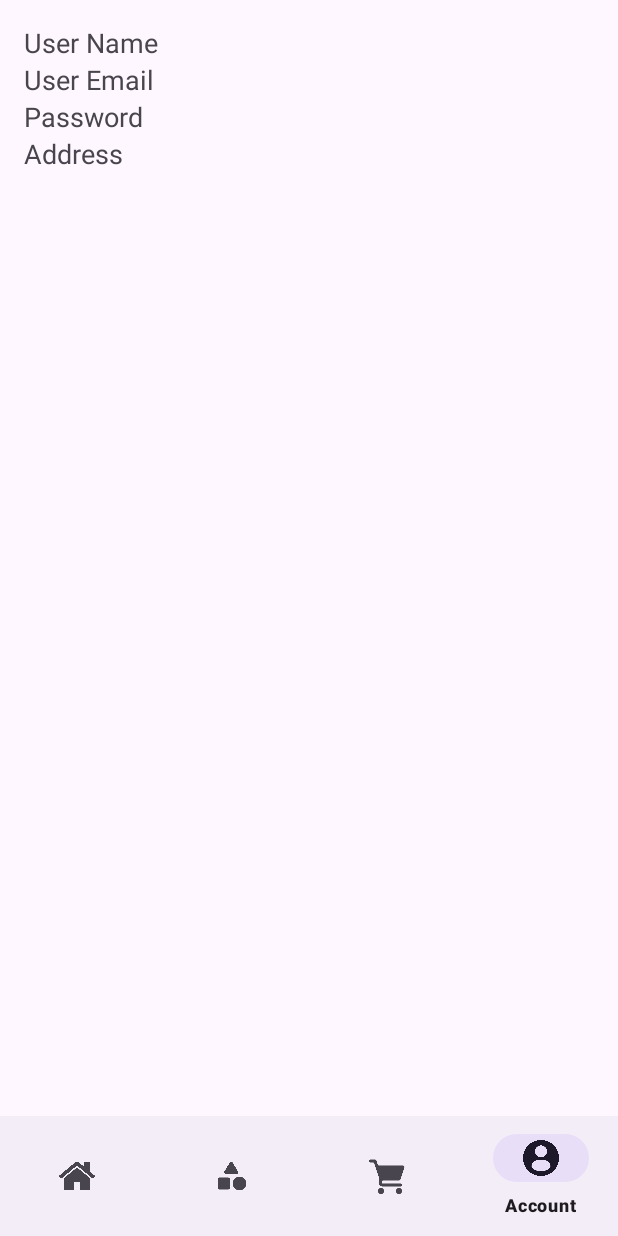
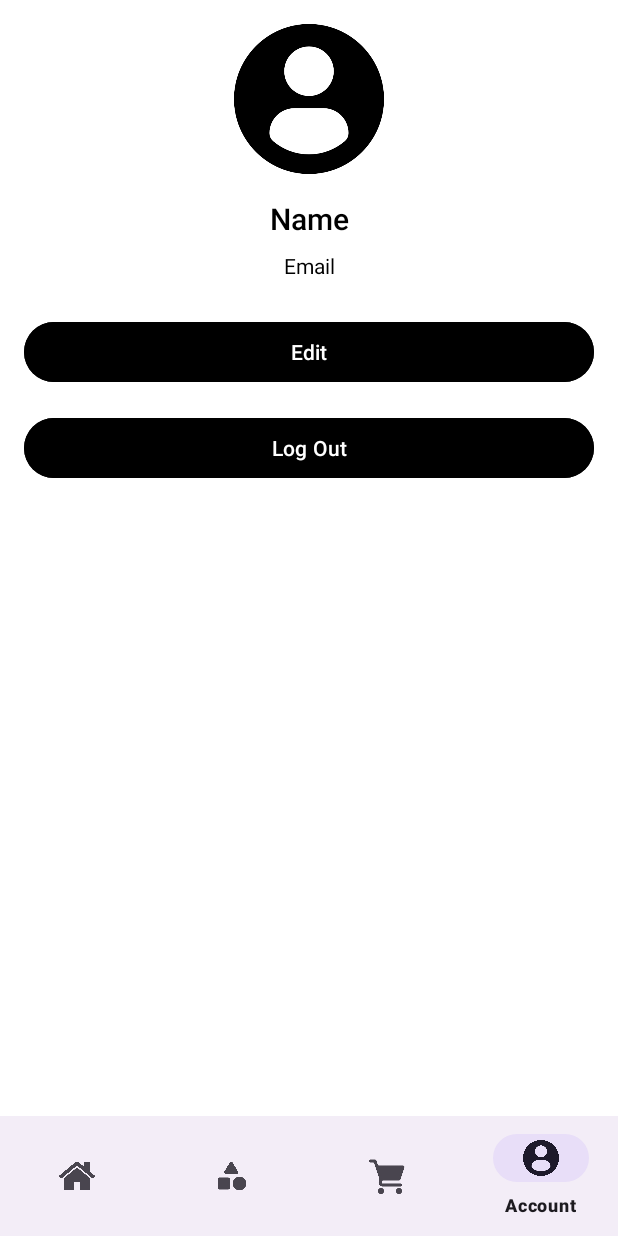
Before and after one commit to fakerteamxyz/Buku-pedia, an Android app: the screen it shows after launch (MainActivity), item 4 of the bottom bar chosen, on a phone screen of 412 x 824 dp. Run offline under Robolectric (Android 15) with nearby library versions, the phone set to English and light mode, and no system bars; our stand-ins replace Firebase (no records; nobody signed in at launch, a user with empty details on screens opened directly); pictures from the network do not load.

Commit message:
Update AccountFragment.kt dan fragment_account.xml

```diff
--- a/app/src/main/java/com/fakhri/buku_pedia/AccountFragment.kt
+++ b/app/src/main/java/com/fakhri/buku_pedia/AccountFragment.kt
@@ -1,34 +1,59 @@
 package com.fakhri.buku_pedia
 
 import android.os.Bundle
-import androidx.fragment.app.Fragment
 import android.view.LayoutInflater
 import android.view.View
 import android.view.ViewGroup
+import android.widget.Button
+import android.widget.ImageView
 import android.widget.TextView
+import android.widget.Toast
+import androidx.fragment.app.Fragment
+import com.google.firebase.auth.FirebaseAuth
+import com.google.firebase.auth.FirebaseUser
 
 class AccountFragment : Fragment() {
 
-    private lateinit var textViewUserName: TextView
-    private lateinit var textViewUserEmail: TextView
-    private lateinit var textViewPassword: TextView
-    private lateinit var textViewAddress: TextView
+    private lateinit var auth: FirebaseAuth
+    private lateinit var profileImage: ImageView
+    private lateinit var nameTextView: TextView
+    private lateinit var emailTextView: TextView
+    private lateinit var editButton: Button
+    private lateinit var logoutButton: Button
 
     override fun onCreateView(
         inflater: LayoutInflater, container: ViewGroup?,
         savedInstanceState: Bundle?
     ): View? {
-        // Inflate the layout for this fragment
         val view = inflater.inflate(R.layout.fragment_account, container, false)
 
-        // Initialize views
-        textViewUserName = view.findViewById(R.id.textViewUserName)
-        textViewUserEmail = view.findViewById(R.id.textViewUserEmail)
-        textViewPassword = view.findViewById(R.id.textViewPassword)
-        textViewAddress = view.findViewById(R.id.textViewAddress)
+        auth = FirebaseAuth.getInstance()
+        profileImage = view.findViewById(R.id.profile_image)
+        nameTextView = view.findViewById(R.id.name_text_view)
+        emailTextView = view.findViewById(R.id.email_text_view)
+        editButton = view.findViewById(R.id.edit_button)
+        logoutButton = view.findViewById(R.id.logout_button)
 
-        // Set up UI elements here
+        loadUserData()
+
+        editButton.setOnClickListener {
+            Toast.makeText(requireContext(), "Edit feature not implemented", Toast.LENGTH_SHORT).show()
+        }
+
+        logoutButton.setOnClickListener {
+            auth.signOut()
+            Toast.makeText(requireContext(), "Logged out successfully", Toast.LENGTH_SHORT).show()
+            // Navigate back to Login screen (depends on your navigation setup)
+        }
 
         return view
     }
+
+    private fun loadUserData() {
+        val user: FirebaseUser? = auth.currentUser
+        user?.let {
+            nameTextView.text = it.displayName ?: "No Name"
+            emailTextView.text = it.email
+        }
+    }
 }
--- a/app/src/main/res/layout/fragment_account.xml
+++ b/app/src/main/res/layout/fragment_account.xml
@@ -1,34 +1,59 @@
-<LinearLayout xmlns:android="http://schemas.android.com/apk/res/android"
+<?xml version="1.0" encoding="utf-8"?>
+<ScrollView xmlns:android="http://schemas.android.com/apk/res/android"
     android:layout_width="match_parent"
     android:layout_height="match_parent"
-    android:orientation="vertical"
-    android:padding="16dp">
+    android:padding="16dp"
+    android:background="@color/white">
+
+    <LinearLayout
+        android:layout_width="match_parent"
+        android:layout_height="wrap_content"
+        android:orientation="vertical">
+
+        <ImageView
+            android:id="@+id/profile_image"
+            android:layout_width="100dp"
+            android:layout_height="100dp"
+            android:layout_gravity="center"
+            android:src="@drawable/ic_profile"
+            android:contentDescription="Profile Image" />
 
         <TextView
-        android:id="@+id/textViewUserName"
-        android:layout_width="wrap_content"
+            android:id="@+id/name_text_view"
+            android:layout_width="match_parent"
             android:layout_height="wrap_content"
-        android:text="User Name"
-        android:textSize="18sp" />
+            android:layout_marginTop="16dp"
+            android:text="Name"
+            android:textColor="@color/black"
+            android:textAlignment="center"
+            android:textAppearance="@style/TextAppearance.AppCompat.Title" />
 
         <TextView
-        android:id="@+id/textViewUserEmail"
-        android:layout_width="wrap_content"
+            android:id="@+id/email_text_view"
+            android:layout_width="match_parent"
             android:layout_height="wrap_content"
-        android:text="User Email"
-        android:textSize="18sp" />
+            android:layout_marginTop="8dp"
+            android:text="Email"
+            android:textColor="@color/black"
+            android:textAlignment="center"
+            android:textAppearance="@style/TextAppearance.AppCompat.Body1" />
 
-    <TextView
-        android:id="@+id/textViewPassword"
-        android:layout_width="wrap_content"
+        <Button
+            android:id="@+id/edit_button"
+            android:layout_width="match_parent"
             android:layout_height="wrap_content"
-        android:text="Password"
-        android:textSize="18sp" />
+            android:layout_marginTop="24dp"
+            android:text="Edit"
+            android:textColor="@color/white"
+            android:backgroundTint="@color/black"/>
 
-    <TextView
-        android:id="@+id/textViewAddress"
-        android:layout_width="wrap_content"
+        <Button
+            android:id="@+id/logout_button"
+            android:layout_width="match_parent"
             android:layout_height="wrap_content"
-        android:text="Address"
-        android:textSize="18sp" />
+            android:layout_marginTop="16dp"
+            android:text="Log Out"
+            android:textColor="@color/white"
+            android:backgroundTint="@color/black"/>
     </LinearLayout>
+</ScrollView>
```
Lines whose indentation alone changed are shown as unchanged.
